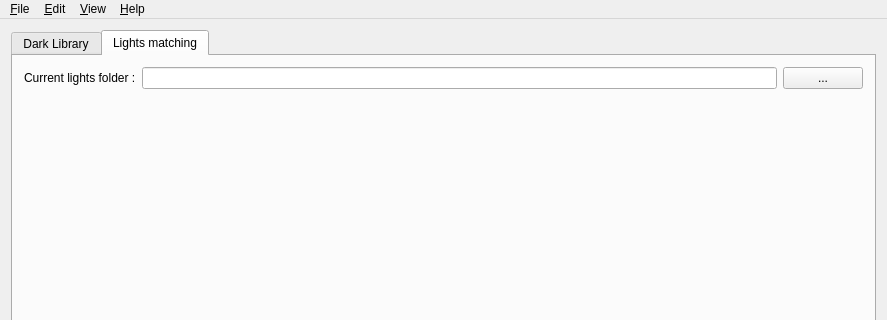
This is src/gui/forms/mainWindow.ui in deufrai/astrawdark-src as Qt 5 draws it before an edit; both pictures show x 0 to 887 and y 0 to 320 of the 887 by 720 pixel window. The edited form follows.
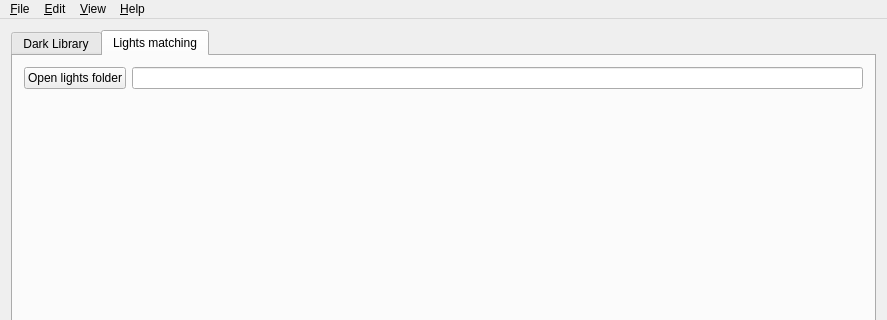
This is the edited form. Custom widgets are drawn as their Qt base class.

Commit message: ARD-77: Added lights folder chooser

What changed in the file:
```diff
--- a/src/gui/forms/mainWindow.ui
+++ b/src/gui/forms/mainWindow.ui
@@ -192,9 +192,9 @@
         <item>
          <layout class="QHBoxLayout" name="horizontalLayout_3">
           <item>
-           <widget class="QLabel" name="label">
+           <widget class="QPushButton" name="btnChooseLightsFolder">
             <property name="text">
-             <string>Current lights folder :</string>
+             <string>Open lights folder</string>
             </property>
            </widget>
           </item>
@@ -205,13 +205,6 @@
             </property>
            </widget>
           </item>
-          <item>
-           <widget class="QPushButton" name="btnChooseLightsFolder">
-            <property name="text">
-             <string>...</string>
-            </property>
-           </widget>
-          </item>
          </layout>
         </item>
         <item>
```
The commit also changes 1 other file.
